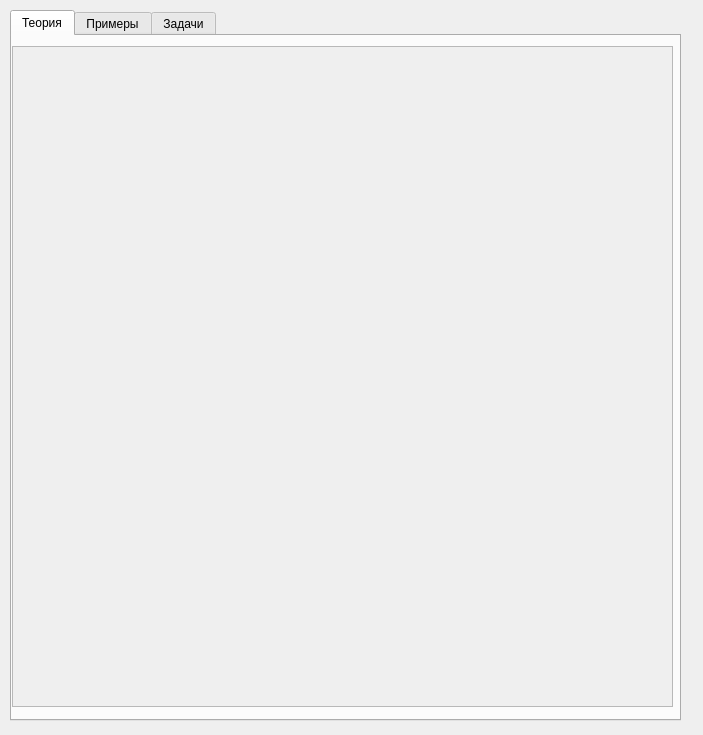
Qt form Ferma.ui (inob/ci) before a commit.
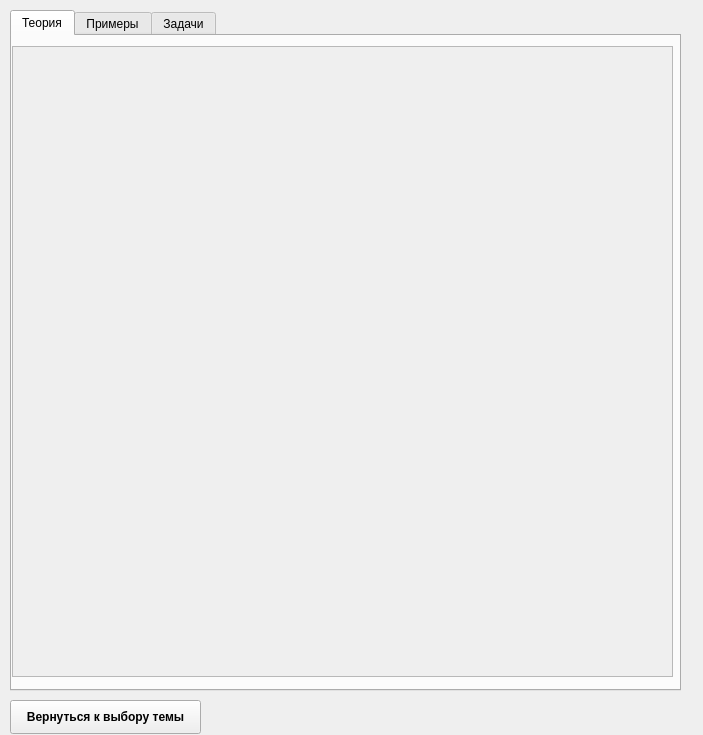
The same form after that commit. The open tabs and pages were chosen to show the change.

What changed in the file:
```diff
--- a/Ferma.ui
+++ b/Ferma.ui
@@ -19,7 +19,7 @@
      <x>10</x>
      <y>10</y>
      <width>671</width>
-     <height>711</height>
+     <height>681</height>
     </rect>
    </property>
    <property name="currentIndex">
@@ -35,7 +35,7 @@
        <x>0</x>
        <y>10</y>
        <width>661</width>
-       <height>661</height>
+       <height>631</height>
       </rect>
      </property>
      <property name="widgetResizable">
@@ -47,7 +47,7 @@
         <x>0</x>
         <y>0</y>
         <width>657</width>
-        <height>657</height>
+        <height>627</height>
        </rect>
       </property>
      </widget>
@@ -487,6 +487,25 @@
     </widget>
    </widget>
   </widget>
+  <widget class="QPushButton" name="buttonBack">
+   <property name="geometry">
+    <rect>
+     <x>10</x>
+     <y>700</y>
+     <width>191</width>
+     <height>34</height>
+    </rect>
+   </property>
+   <property name="font">
+    <font>
+     <weight>75</weight>
+     <bold>true</bold>
+    </font>
+   </property>
+   <property name="text">
+    <string>Вернуться к выбору темы</string>
+   </property>
+  </widget>
  </widget>
  <resources/>
  <connections/>
```
Left out of the diff: 2 changed lines with no effect on the pictures.
